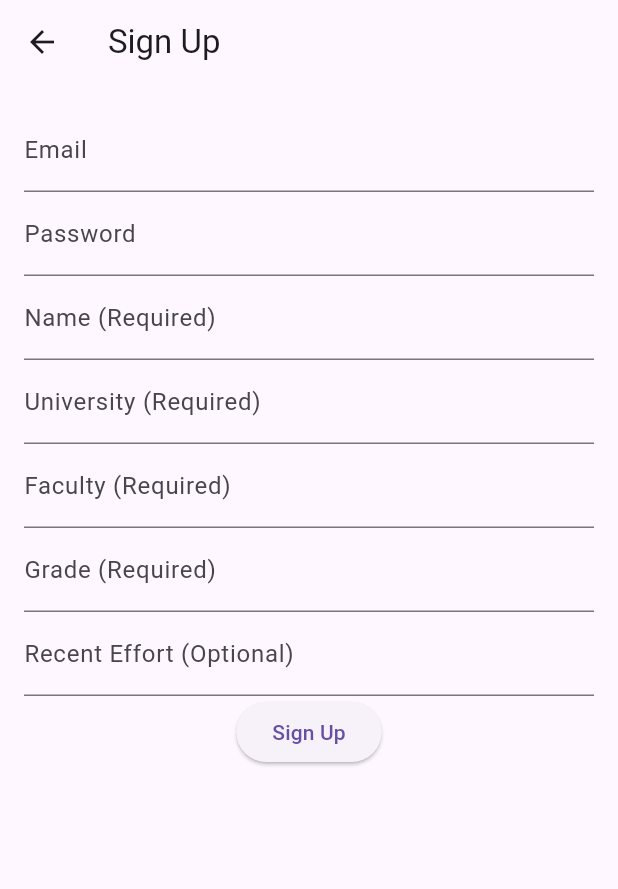
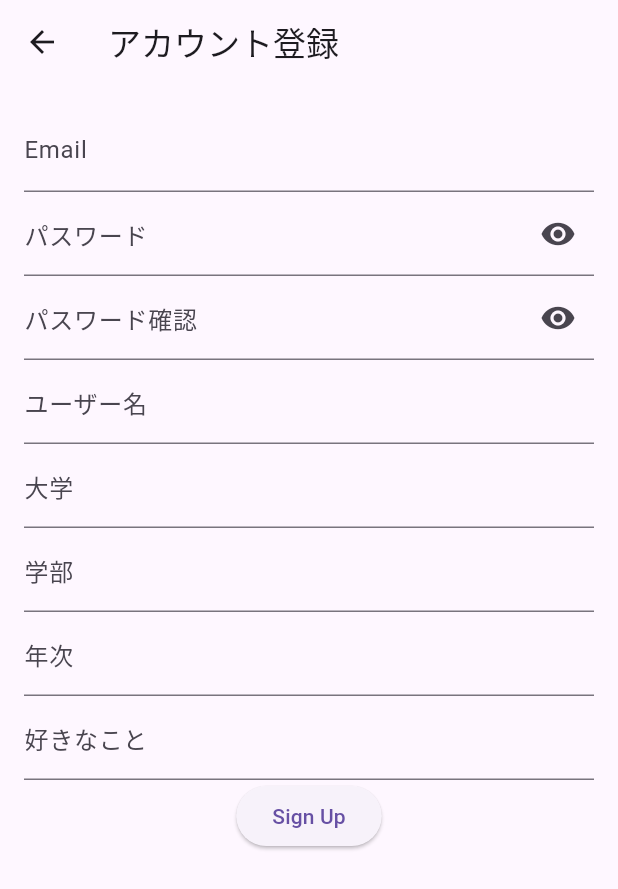
Before and after one commit to Haruki1090/benesse_hackathon_2024_08, a Flutter app: the SignUpPage screen opened directly, on a phone screen of 412 x 824 dp. Shown: the top 889 px of the screen. Run offline on Flutter 3.47's test engine with Material 3 defaults, Android fonts, the phone set to English and light mode, and no system bars; our stand-ins replace cloud_firestore, firebase_auth, firebase_core, flutter_riverpod, freezed_annotation; accounts and stored records are empty; network calls fail.

Commit message:
認証画面の微修正

```diff
--- a/lib/auth_gate.dart
+++ b/lib/auth_gate.dart
@@ -1,4 +1,4 @@
-// ignore_for_file: use_build_context_synchronously
+// ignore_for_file: use_build_context_synchronously, library_private_types_in_public_api
 
 import 'package:benesse_hackathon_2024_08/home_page.dart';
 import 'package:cloud_firestore/cloud_firestore.dart';
@@ -40,10 +40,8 @@ class LoginPage extends StatelessWidget {
   @override
   Widget build(BuildContext context) {
     return Scaffold(
-      appBar: AppBar(
-        title: const Text('Login or Sign Up'),
-      ),
-      body: Center(
+      body: SafeArea(
+        child: Center(
           child: Column(
             mainAxisAlignment: MainAxisAlignment.center,
             children: <Widget>[
@@ -54,7 +52,7 @@ class LoginPage extends StatelessWidget {
                     MaterialPageRoute(builder: (context) => const SignUpPage()),
                   );
                 },
-              child: const Text('Sign Up'),
+                child: const Text('アカウント登録'),
               ),
               ElevatedButton(
                 onPressed: () {
@@ -63,32 +61,41 @@ class LoginPage extends StatelessWidget {
                     MaterialPageRoute(builder: (context) => const SignInPage()),
                   );
                 },
-              child: const Text('Sign In'),
+                child: const Text('ログイン'),
               ),
             ],
+          ),
         ),
       ),
     );
   }
 }
 
-// サインアップページ
-class SignUpPage extends StatelessWidget {
+class SignUpPage extends StatefulWidget {
   const SignUpPage({super.key});
 
   @override
-  Widget build(BuildContext context) {
+  _SignUpPageState createState() => _SignUpPageState();
+}
+
+class _SignUpPageState extends State<SignUpPage> {
   final emailController = TextEditingController();
   final passwordController = TextEditingController();
+  final confirmPasswordController = TextEditingController();
   final nameController = TextEditingController();
   final universityController = TextEditingController();
   final facultyController = TextEditingController();
   final gradeController = TextEditingController();
   final effortController = TextEditingController();
 
+  bool _obscurePassword = true;
+  bool _obscureConfirmPassword = true;
+
+  @override
+  Widget build(BuildContext context) {
     return Scaffold(
       appBar: AppBar(
-        title: const Text('Sign Up'),
+        title: const Text('アカウント登録'),
       ),
       body: Padding(
         padding: const EdgeInsets.all(16.0),
@@ -100,34 +107,70 @@ class SignUpPage extends StatelessWidget {
             ),
             TextField(
               controller: passwordController,
-              decoration: const InputDecoration(labelText: 'Password'),
-              obscureText: true,
+              decoration: InputDecoration(
+                labelText: 'パスワード',
+                suffixIcon: IconButton(
+                  icon: Icon(
+                    _obscurePassword ? Icons.visibility : Icons.visibility_off,
+                  ),
+                  onPressed: () {
+                    setState(() {
+                      _obscurePassword = !_obscurePassword;
+                    });
+                  },
+                ),
+              ),
+              obscureText: _obscurePassword,
+            ),
+            TextField(
+              controller: confirmPasswordController,
+              decoration: InputDecoration(
+                labelText: 'パスワード確認',
+                suffixIcon: IconButton(
+                  icon: Icon(
+                    _obscureConfirmPassword
+                        ? Icons.visibility
+                        : Icons.visibility_off,
+                  ),
+                  onPressed: () {
+                    setState(() {
+                      _obscureConfirmPassword = !_obscureConfirmPassword;
+                    });
+                  },
+                ),
+              ),
+              obscureText: _obscureConfirmPassword,
             ),
             TextField(
               controller: nameController,
-              decoration: const InputDecoration(labelText: 'Name (Required)'),
+              decoration: const InputDecoration(labelText: 'ユーザー名'),
             ),
             TextField(
               controller: universityController,
-              decoration:
-                  const InputDecoration(labelText: 'University (Required)'),
+              decoration: const InputDecoration(labelText: '大学'),
             ),
             TextField(
               controller: facultyController,
-              decoration:
-                  const InputDecoration(labelText: 'Faculty (Required)'),
+              decoration: const InputDecoration(labelText: '学部'),
             ),
             TextField(
               controller: gradeController,
-              decoration: const InputDecoration(labelText: 'Grade (Required)'),
+              decoration: const InputDecoration(labelText: '年次'),
             ),
             TextField(
               controller: effortController,
-              decoration:
-                  const InputDecoration(labelText: 'Recent Effort (Optional)'),
+              decoration: const InputDecoration(labelText: '好きなこと'),
             ),
             ElevatedButton(
               onPressed: () async {
+                if (passwordController.text != confirmPasswordController.text) {
+                  // パスワードと確認用パスワードが一致しない場合
+                  ScaffoldMessenger.of(context).showSnackBar(
+                    const SnackBar(content: Text('パスワードが一致しません')),
+                  );
+                  return;
+                }
+
                 try {
                   // FirebaseAuthでユーザー作成
                   final userCredential = await FirebaseAuth.instance
@@ -166,18 +209,24 @@ class SignUpPage extends StatelessWidget {
   }
 }
 
-// サインインページ
-class SignInPage extends StatelessWidget {
+class SignInPage extends StatefulWidget {
   const SignInPage({super.key});
 
   @override
-  Widget build(BuildContext context) {
+  _SignInPageState createState() => _SignInPageState();
+}
+
+class _SignInPageState extends State<SignInPage> {
   final emailController = TextEditingController();
   final passwordController = TextEditingController();
 
+  bool _obscurePassword = true;
+
+  @override
+  Widget build(BuildContext context) {
     return Scaffold(
       appBar: AppBar(
-        title: const Text('Sign In'),
+        title: const Text('ログイン'),
       ),
       body: Padding(
         padding: const EdgeInsets.all(16.0),
@@ -189,8 +238,20 @@ class SignInPage extends StatelessWidget {
             ),
             TextField(
               controller: passwordController,
-              decoration: const InputDecoration(labelText: 'Password'),
-              obscureText: true,
+              decoration: InputDecoration(
+                labelText: 'パスワード',
+                suffixIcon: IconButton(
+                  icon: Icon(
+                    _obscurePassword ? Icons.visibility : Icons.visibility_off,
+                  ),
+                  onPressed: () {
+                    setState(() {
+                      _obscurePassword = !_obscurePassword;
+                    });
+                  },
+                ),
+              ),
+              obscureText: _obscurePassword,
             ),
             ElevatedButton(
               onPressed: () async {
```
Lines whose indentation alone changed are shown as unchanged.
